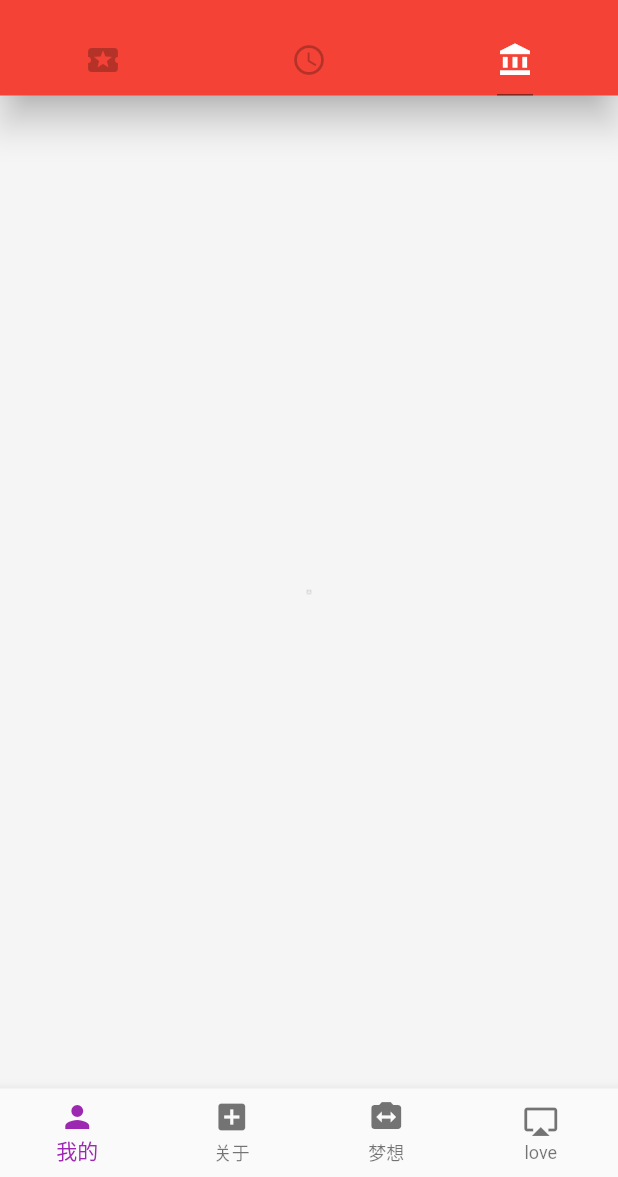
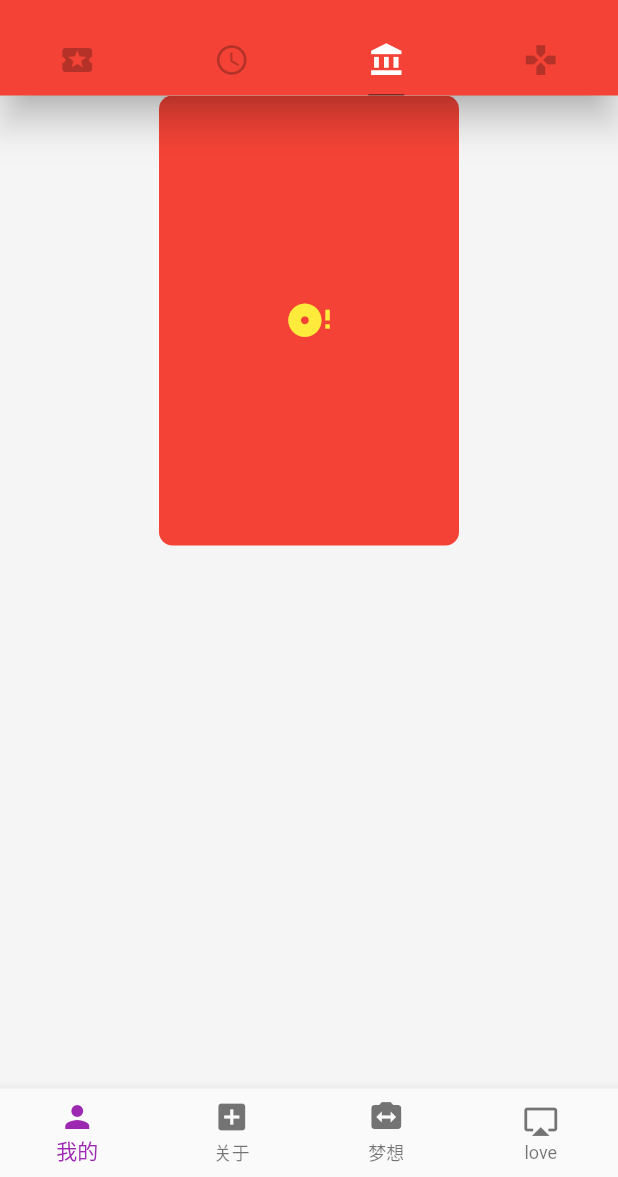
Before and after one commit to xxcosmos/hello_flutter, a Flutter app: the screen it shows after launch, tab 3 chosen, on a phone screen of 412 x 824 dp, the part 59-1236 px from its top. Run offline on Flutter 3.47's test engine with Material 2 defaults, Android fonts, the phone set to English and light mode, and no system bars; network calls fail.

Commit message:
20190606

```diff
--- a/lib/demo/basic_demo.dart
+++ b/lib/demo/basic_demo.dart
@@ -20,7 +20,9 @@ class ContainerDemo extends StatelessWidget {
           alignment: Alignment.topCenter,
           fit: BoxFit.cover,
           colorFilter: ColorFilter.mode(
-              Colors.indigoAccent[400].withOpacity(0.5), BlendMode.hardLight),
+            Colors.indigoAccent[400].withOpacity(0.5),
+            BlendMode.hardLight,
+          ),
         ),
       ),
 
--- /dev/null
+++ b/lib/demo/layout_demo.dart
@@ -0,0 +1,56 @@
+import 'package:flutter/material.dart';
+
+class LayoutDemo extends StatelessWidget {
+  @override
+  Widget build(BuildContext context) {
+    return Container(
+      child: Column(
+        mainAxisAlignment: MainAxisAlignment.spaceBetween,
+        // crossAxisAlignment: CrossAxisAlignment.center,
+        children: <Widget>[
+          // IconBadge(Icons.g_translate),
+          // IconBadge(Icons.disc_full,size: 64.0,),
+          SizedBox(
+            width: 200.0,
+            height: 300.0,
+            child: Container(
+              decoration: BoxDecoration(
+                color: Colors.red,
+                borderRadius: BorderRadius.circular(9.0),
+              ),
+              child: Icon(
+                Icons.disc_full,
+                color: Colors.yellow,
+                size: 33.0,
+              ),
+            ),
+          )
+        ],
+      ),
+    );
+  }
+}
+
+class IconBadge extends StatelessWidget {
+  final IconData iconData;
+  final double size;
+
+  IconBadge(
+    this.iconData, {
+    this.size = 32.0,
+  });
+
+  @override
+  Widget build(BuildContext context) {
+    return Container(
+      child: Icon(
+        iconData,
+        size: size,
+        color: Colors.white,
+      ),
+      width: size + 60,
+      height: size + 60,
+      color: Color.fromRGBO(3, 54, 255, 0.9),
+    );
+  }
+}
--- a/lib/main.dart
+++ b/lib/main.dart
@@ -1,8 +1,10 @@
 import 'package:flutter/material.dart';
 import 'package:hello_flutter/demo/bottom_navigation_bar_demo.dart';
 import 'package:hello_flutter/demo/drawer_demo.dart';
+import 'package:hello_flutter/demo/layout_demo.dart';
 import './demo/listview_demo.dart';
 import 'demo/basic_demo.dart';
+import 'demo/view_demo.dart';
 
 void main() {
   runApp(App());
@@ -27,7 +29,7 @@ class Home extends StatelessWidget {
   @override
   Widget build(BuildContext context) {
     return DefaultTabController(
-      length: 3,
+      length: 4,
       child: Scaffold(
         backgroundColor: Colors.grey[100],
         appBar: AppBar(
@@ -54,6 +56,9 @@ class Home extends StatelessWidget {
               ),
               Tab(
                 icon: Icon(Icons.account_balance),
+              ),
+              Tab(
+                icon: Icon(Icons.gamepad),
               )
             ],
           ),
@@ -62,11 +67,8 @@ class Home extends StatelessWidget {
           children: <Widget>[
             ListViewDemo(),
             BasicDemo(),
-            Icon(
-              Icons.font_download,
-              size: 4.0,
-              color: Colors.black12,
-            ),
+            LayoutDemo(),
+            ViewDemo(),
           ],
         ),
         drawer: DrawerDemo(),
```
Also changed, not shown: lib/demo/view_demo.dart (added, +87 -0 lines).
